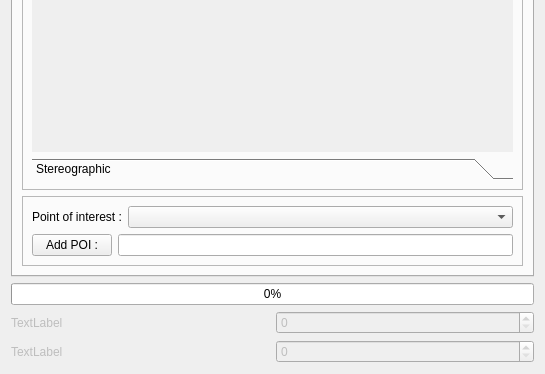
Before: the Qt Designer form core/formtoolbox.ui in hvanruys/EUMETCastView, drawn with Qt 5; both pictures show x 0 to 545 and y 761 to 1135 of the 545 by 1135 pixel window.
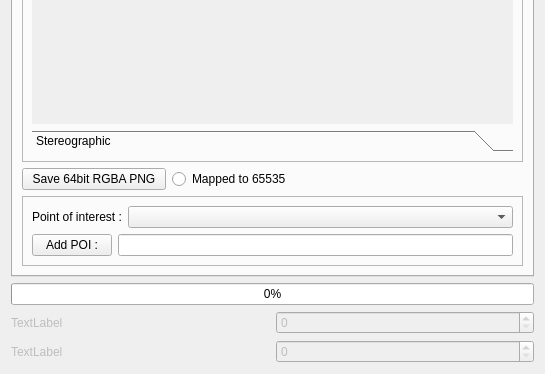
After: the same form once the commit is applied. The open tabs and pages were chosen to show the change. Custom widgets are drawn as their Qt base class.

Commit message: Projection image from OLCI EFR/ERR and VIIRSM can be saved as a 64bit RGBA image.

Diff of the .ui file:
```diff
--- a/core/formtoolbox.ui
+++ b/core/formtoolbox.ui
@@ -6077,7 +6077,7 @@
                  <x>0</x>
                  <y>0</y>
                  <width>483</width>
-                 <height>477</height>
+                 <height>447</height>
                 </rect>
                </property>
                <attribute name="label">
@@ -6751,6 +6751,37 @@
          </layout>
         </widget>
        </item>
+       <item>
+        <layout class="QHBoxLayout" name="horizontalLayout_101">
+         <item>
+          <widget class="QPushButton" name="btnSaveProjectionAsPNG48bits">
+           <property name="text">
+            <string>  Save 64bit RGBA PNG  </string>
+           </property>
+          </widget>
+         </item>
+         <item>
+          <widget class="QRadioButton" name="rdbMapTo65535Proj">
+           <property name="text">
+            <string>Mapped to 65535</string>
+           </property>
+          </widget>
+         </item>
+         <item>
+          <spacer name="horizontalSpacer_141">
+           <property name="orientation">
+            <enum>Qt::Horizontal</enum>
+           </property>
+           <property name="sizeHint" stdset="0">
+            <size>
+             <width>40</width>
+             <height>20</height>
+            </size>
+           </property>
+          </spacer>
+         </item>
+        </layout>
+       </item>
        <item>
         <widget class="QFrame" name="frame_6">
          <property name="frameShape">
```
Left out of the diff: 4 changed lines with no effect on the pictures. The commit also changes 22 other files.
